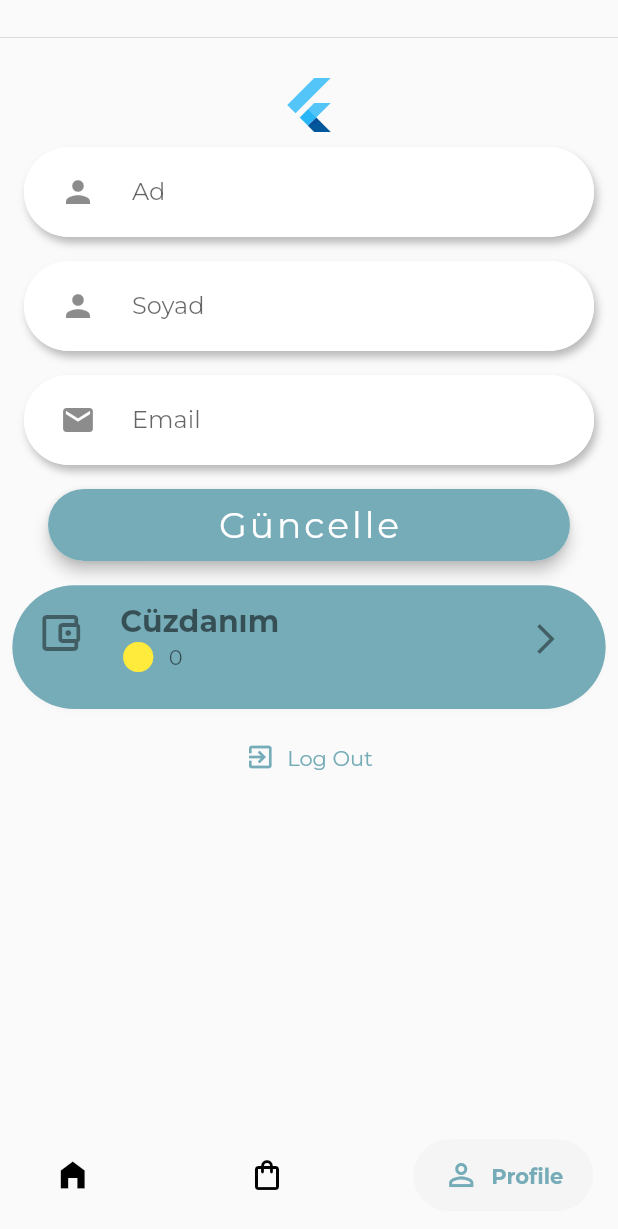
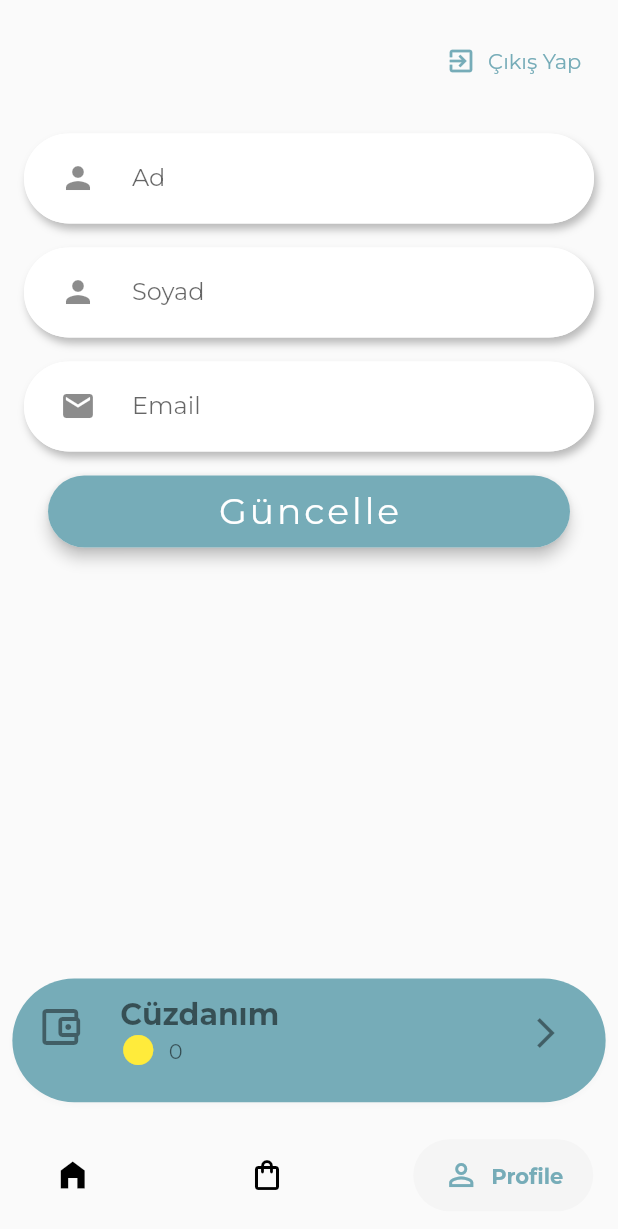
Before and after one commit to smhoz/recycle_it, a Flutter app: the HomePage screen opened by its route, item 3 of the bottom bar chosen, on a phone screen of 412 x 824 dp. Shown: the top 1229 px of the screen. Run offline on Flutter 3.47's test engine with Material 2 defaults, Android fonts, the phone set to English and light mode, and no system bars; drawn by our look-alikes of google_nav_bar; our stand-ins replace auto_route, bloc, cloud_firestore, dio, equatable, firebase_core and 6 more; missing offline and left inert: dart_jsonwebtoken, qr_code_scanner; accounts and stored records are empty.

Commit message:
Update profile_body

```diff
--- a/lib/view/home/profile_page/view/profile_body.dart
+++ b/lib/view/home/profile_page/view/profile_body.dart
@@ -19,25 +19,20 @@ class ProfileBody extends StatelessWidget {
   @override
   Widget build(BuildContext context) {
     return SafeArea(
-      child: SingleChildScrollView(
       child: Column(
+        mainAxisAlignment: MainAxisAlignment.start,
+        crossAxisAlignment: CrossAxisAlignment.end,
         children: [
-            const Divider(height: 50),
-            const CircleAvatar(
-                child: FlutterLogo(
-                  size: 120,
-                ),
-                backgroundColor: Colors.transparent),
+          const _LogOutButton(),
           BlocBuilder<ProfileBloc, ProfileState>(
             buildWhen: (previous, current) => previous != current,
             builder: (context, state) {
               return ProfileForm();
             },
           ),
+          const Spacer(),
           const _WalletContainer(),
-            const _LogOutButton(),
         ],
-        ),
       ),
     );
   }
@@ -56,10 +51,7 @@ class _WalletContainer extends StatelessWidget {
       margin: context.paddingLow,
       height: context.height * 0.10,
       child: ListTile(
-        leading: const Icon(
-          Icons.account_balance_wallet_outlined,
-          size: 32,
-        ),
+        leading: _navigateWalletIcon(),
         title: Text(
           "Cüzdanım",
           style: context.textTheme.headline1,
@@ -67,6 +59,33 @@ class _WalletContainer extends StatelessWidget {
         subtitle: BlocBuilder<ProfileBloc, ProfileState>(
           buildWhen: (previous, current) => previous != current,
           builder: (context, state) {
+            return _balanceRow(context);
+          },
+        ),
+        trailing: _navigateIcon(context),
+      ),
+    );
+  }
+
+  Icon _navigateWalletIcon() {
+    return const Icon(
+      Icons.account_balance_wallet_outlined,
+      size: 32,
+    );
+  }
+
+  IconButton _navigateIcon(BuildContext context) {
+    return IconButton(
+        onPressed: (() {
+          context.router.pushNamed(RouteConsts.WALLET_PAGE);
+        }),
+        icon: const Icon(
+          Icons.arrow_forward_ios,
+          size: 24,
+        ));
+  }
+
+  Row _balanceRow(BuildContext context) {
     return Row(children: [
       Icon(
         Icons.circle,
@@ -78,37 +97,25 @@ class _WalletContainer extends StatelessWidget {
       ),
       Text(((getIt<GlobalRepository>().user?.balance) ?? 0).toString())
     ]);
-          },
-        ),
-        trailing: IconButton(
-            onPressed: (() {
-              context.router.pushNamed(RouteConsts.WALLET_PAGE);
-            }),
-            icon: const Icon(
-              Icons.arrow_forward_ios,
-              size: 24,
-            )),
-      ),
-    );
   }
 }
-
-/*
-
-
-*/
 
 class _LogOutButton extends StatelessWidget {
   const _LogOutButton({Key? key}) : super(key: key);
   @override
   Widget build(BuildContext context) {
-    return TextButton.icon(
-      onPressed: () => getIt<AuthRepository>().signOut().then(
-          (value) => context.router.replaceAll([const AuthControllerRoute()])),
+    return Padding(
+      padding: context.paddingMedium,
+      child: TextButton.icon(
+        onPressed: () => getIt<AuthRepository>().signOut().then((value) =>
+            context.router.replaceAll([const AuthControllerRoute()])),
         icon: const Icon(
           Icons.exit_to_app,
         ),
-      label: const Text('Log Out'),
+        label: Text(
+          'Çıkış Yap',
+        ),
+      ),
     );
   }
 }
```
Lines whose indentation alone changed are shown as unchanged.
